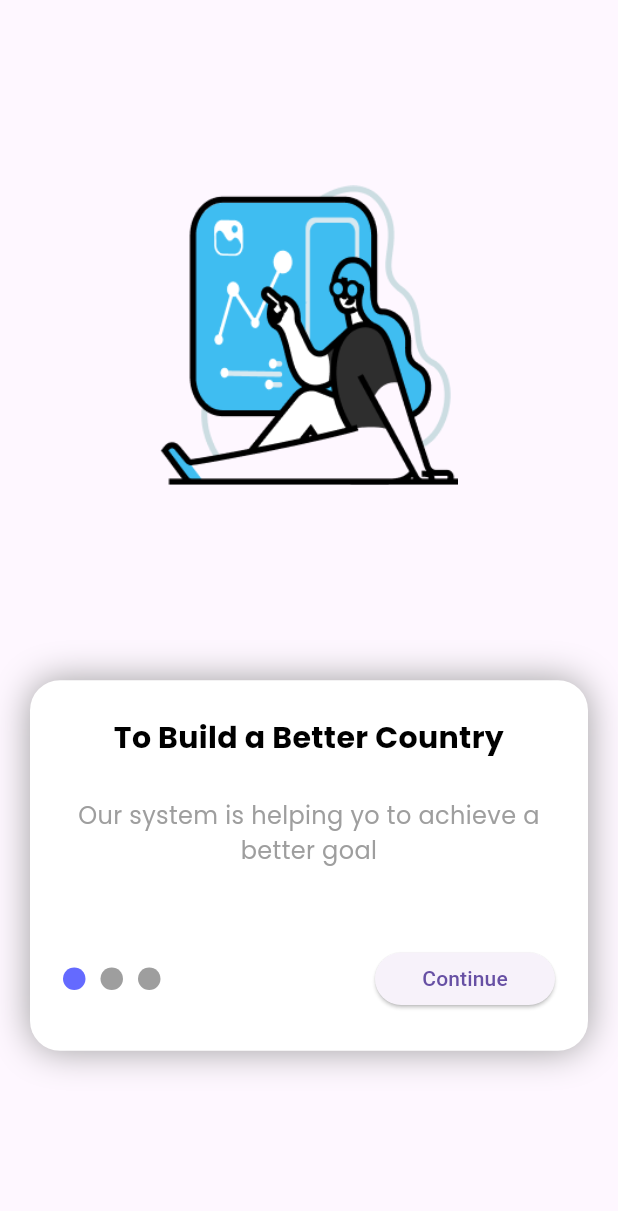
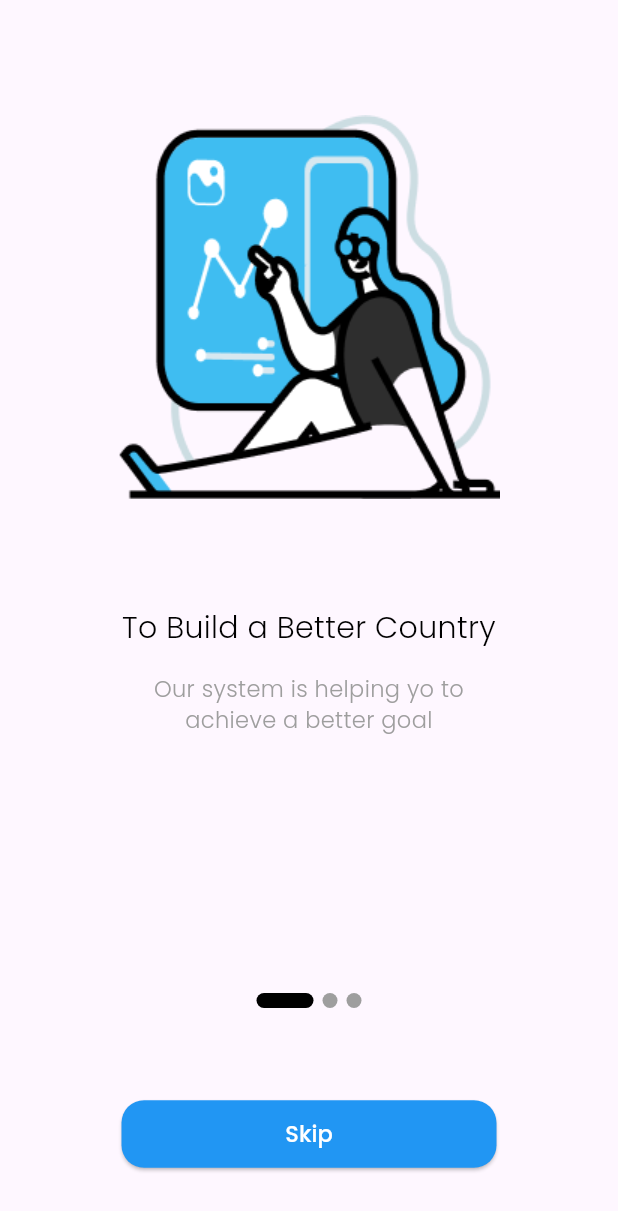
Before and after one commit to Royhan2123/Aplikasi-Mbanking, a Flutter app: the screen it shows after launch, on a phone screen of 412 x 824 dp. Shown: the top 1211 px of the screen. Run offline on Flutter 3.47's test engine with Material 3 defaults, Android fonts, the phone set to English and light mode, and no system bars; drawn by our look-alikes of carousel_slider, smooth_page_indicator; our stand-ins replace animate_do, google_fonts.

Commit message:
add components

```diff
--- /dev/null
+++ b/lib/models/item.dart
@@ -0,0 +1,30 @@
+class Item {
+  final String img;
+  final String title;
+  final String subTitle;
+
+  Item({
+    required this.img,
+    required this.title,
+    required this.subTitle,
+  });
+}
+
+List<Item> listOfItem = [
+  Item(
+    img: "assets/onBoarding1.png",
+    title: "To Build a Better Country",
+    subTitle: "Our system is helping yo to\nachieve a better goal",
+  ),
+  Item(
+    img: "assets/onBoarding2.png",
+    title: "To Build a Good Portfolio",
+    subTitle: "We provide tips for you so that\nyou can adapt easier",
+  ),
+  Item(
+    img: "assets/onBoarding3.png",
+    title: "Start To Feel a New Life",
+    subTitle:
+        "Start exploring the m-banking application\nand send your friends money",
+  ),
+];
--- a/lib/ui/on_boarding.dart
+++ b/lib/ui/on_boarding.dart
@@ -1,6 +1,9 @@
+import 'package:animate_do/animate_do.dart';
+import 'package:aplikasi_mbanking/models/item.dart';
 import 'package:aplikasi_mbanking/style/color/style_color.dart';
-import 'package:carousel_slider/carousel_slider.dart';
+import 'package:aplikasi_mbanking/widget/components.dart';
 import 'package:flutter/material.dart';
+import 'package:smooth_page_indicator/smooth_page_indicator.dart';
 
 class OnBoarding extends StatefulWidget {
   const OnBoarding({super.key});
@@ -11,138 +14,161 @@ class OnBoarding extends StatefulWidget {
 
 class _OnBoardingState extends State<OnBoarding> {
   int currentIndex = 0;
-  CarouselController controller = CarouselController();
 
-  List<String> title = [
-    "To Build a Better Country",
-    "To Build a Good Portfolio",
-    "Start To Feel a New Life"
-  ];
+  PageController pageController = PageController(initialPage: 0);
 
-  List<String> descripsi = [
-    "Our system is helping yo to achieve a better goal",
-    "We provide tips for you so that you can adapt easier",
-    "Our system is helping yo to achieve a better goal"
-  ];
+// CarouselController controller = CarouselController();
+  // List<String> title = [
+  //   "To Build a Better Country",
+  //   "To Build a Good Portfolio",
+  //   "Start To Feel a New Life"
+  // ];
+
+  // List<String> descripsi = [
+  //   "Our system is helping yo to achieve a better goal",
+  //   "We provide tips for you so that you can adapt easier",
+  //   "Our system is helping yo to achieve a better goal"
+  // ];
+
+  @override
+  void dispose() {
+    pageController.dispose();
+    super.dispose();
+  }
+
+  Widget animationDo(
+    int index,
+    int delay,
+    Widget child,
+  ) {
+    if (index == 1) {
+      return FadeInDown(
+        delay: Duration(milliseconds: delay),
+        child: child,
+      );
+    }
+    return FadeInUp(
+      delay: Duration(milliseconds: delay),
+      child: child,
+    );
+  }
 
   @override
   Widget build(BuildContext context) {
+    var size = MediaQuery.of(context).size;
+    var textTheme = Theme.of(context).textTheme;
     return Scaffold(
-      body: Container(
-        margin: const EdgeInsets.all(20),
-        child: Center(
+      body: SizedBox(
+        width: size.width,
+        height: size.height,
+        child: Column(
+          children: [
+            Expanded(
+              flex: 3,
+              child: PageView.builder(
+                controller: pageController,
+                itemCount: listOfItem.length,
+                onPageChanged: (newIndex) {
+                  setState(() {
+                    currentIndex = newIndex;
+                  });
+                },
+                physics: const BouncingScrollPhysics(),
+                itemBuilder: ((context, index) {
+                  return SizedBox(
+                    width: size.width,
+                    height: size.height,
+                    child: Column(
+                      children: [
+                        /// IMG
+                        Container(
+                          margin: const EdgeInsets.fromLTRB(15, 40, 15, 10),
+                          width: size.width,
+                          height: size.height / 2.5,
+                          child: animationDo(
+                            index,
+                            100,
+                            Image.asset(listOfItem[index].img),
+                          ),
+                        ),
+
+                        /// TITLE TEXT
+                        Padding(
+                          padding: const EdgeInsets.only(top: 25, bottom: 15),
+                          child: animationDo(
+                            index,
+                            300,
+                            Text(
+                              listOfItem[index].title,
+                              textAlign: TextAlign.center,
+                              style: blackStyle.copyWith(
+                                  fontSize: 20, fontWeight: FontWeight.w300),
+                            ),
+                          ),
+                        ),
+
+                        /// SUBTITLE TEXT
+                        animationDo(
+                          index,
+                          500,
+                          Text(
+                            listOfItem[index].subTitle,
+                            textAlign: TextAlign.center,
+                            style: greyStyle.copyWith(
+                                fontSize: 15, fontWeight: FontWeight.w300),
+                          ),
+                        ),
+                      ],
+                    ),
+                  );
+                }),
+              ),
+            ),
+
+            /// ---------------------------
+            Expanded(
+              flex: 1,
               child: Column(
                 mainAxisAlignment: MainAxisAlignment.center,
                 children: [
-              CarouselSlider(
-                carouselController: controller,
-                items: [
-                  Image.asset("assets/onBoarding1.png"),
-                  Image.asset("assets/onBoarding2.png"),
-                  Image.asset("assets/onBoarding3.png"),
-                ],
-                options: CarouselOptions(
-                  height: 200,
-                  viewportFraction: 1,
-                  enableInfiniteScroll: false,
-                  onPageChanged: (index, reason) {
+                  /// PAGE INDICATOR
+                  SmoothPageIndicator(
+                    controller: pageController,
+                    count: listOfItem.length,
+                    effect: const ExpandingDotsEffect(
+                      spacing: 6.0,
+                      radius: 10.0,
+                      dotWidth: 10.0,
+                      dotHeight: 10.0,
+                      expansionFactor: 3.8,
+                      dotColor: Colors.grey,
+                      activeDotColor: Colors.black,
+                    ),
+                    onDotClicked: (newIndex) {
                       setState(() {
-                      currentIndex = index;
+                        currentIndex = newIndex;
+                        pageController.animateToPage(newIndex,
+                            duration: const Duration(milliseconds: 500),
+                            curve: Curves.ease);
                       });
                     },
                   ),
-              ),
-              const SizedBox(
-                height: 130,
-              ),
-              Container(
-                padding:
-                    const EdgeInsets.symmetric(horizontal: 22, vertical: 24),
-                decoration: BoxDecoration(
-                  boxShadow: const [
-                    BoxShadow(
-                      color: Colors.grey,
-                      blurRadius: 20,
-                    ),
-                  ],
-                  color: Colors.white,
-                  borderRadius: BorderRadius.circular(20),
-                ),
-                child: Column(
-                  children: [
-                    Text(
-                      title[currentIndex],
-                      textAlign: TextAlign.center,
-                      style: blackStyle.copyWith(
-                        fontSize: 20,
-                        fontWeight: FontWeight.bold,
-                      ),
-                    ),
-                    const SizedBox(
-                      height: 26,
-                    ),
-                    Text(
-                      descripsi[currentIndex],
-                      style: greyStyle.copyWith(
-                        fontSize: 16,
-                      ),
-                      textAlign: TextAlign.center,
-                    ),
-                    SizedBox(
-                      height: currentIndex == 2 ? 50 : 50,
-                    ),
-                    Row(
-                      children: [
-                        Container(
-                          decoration: BoxDecoration(
-                              color: currentIndex == 0
-                                  ? const Color.fromARGB(255, 100, 106, 255)
-                                  : Colors.grey,
-                              shape: BoxShape.circle),
-                          width: 15,
-                          height: 15,
-                        ),
-                        const SizedBox(
-                          width: 10,
-                        ),
-                        Container(
-                          decoration: BoxDecoration(
-                              color: currentIndex == 1
-                                  ? const Color.fromARGB(255, 100, 106, 255)
-                                  : Colors.grey,
-                              shape: BoxShape.circle),
-                          width: 15,
-                          height: 15,
-                        ),
-                        const SizedBox(
-                          width: 10,
-                        ),
-                        Container(
-                          decoration: BoxDecoration(
-                              color: currentIndex == 2
-                                  ? const Color.fromARGB(255, 100, 106, 255)
-                                  : Colors.grey,
-                              shape: BoxShape.circle),
-                          width: 15,
-                          height: 15,
-                        ),
-                        const Expanded(
-                          child: Column(),
-                        ),
-                        ElevatedButton(
-                          style: ElevatedButton.styleFrom(
-                            minimumSize: const Size(120, 35),
-                          ),
-                          onPressed: () {
+                  currentIndex == 2
+
+                      /// GET STARTED BTN
+                      ? GetStartBtn(size: size, textTheme: textTheme)
+
+                      /// SKIP BTN
+                      : SkipBtn(
+                          size: size,
+                          textTheme: textTheme,
+                          onTap: () {
                             setState(() {
-                              controller.nextPage();
+                              pageController.animateToPage(2,
+                                  duration: const Duration(milliseconds: 1000),
+                                  curve: Curves.fastOutSlowIn);
                             });
                           },
-                          child: Text(
-                            currentIndex == 2 ? "Get Started" : "Continue",
-                          ),
-                        ),
-                      ],
                         ),
                 ],
               ),
@@ -150,7 +176,120 @@ class _OnBoardingState extends State<OnBoarding> {
           ],
         ),
       ),
-      ),
     );
   }
 }
+
+              // CarouselSlider(
+              //   carouselController: controller,
+              //   items: [
+              //     Image.asset("assets/onBoarding1.png"),
+              //     Image.asset("assets/onBoarding2.png"),
+              //     Image.asset("assets/onBoarding3.png"),
+              //   ],
+              //   options: CarouselOptions(
+              //     height: 200,
+              //     viewportFraction: 1,
+              //     enableInfiniteScroll: false,
+              //     onPageChanged: (index, reason) {
+              //       setState(() {
+              //         currentIndex = index;
+              //       });
+              //     },
+              //   ),
+              // ),
+              // const SizedBox(
+              //   height: 130,
+              // ),
+              // Container(
+              //   padding:
+              //       const EdgeInsets.symmetric(horizontal: 22, vertical: 24),
+              //   decoration: BoxDecoration(
+              //     boxShadow: const [
+              //       BoxShadow(
+              //         color: Colors.grey,
+              //         blurRadius: 20,
+              //       ),
+              //     ],
+              //     color: Colors.white,
+              //     borderRadius: BorderRadius.circular(20),
+              //   ),
+              //   child: Column(
+              //     children: [
+              //       Text(
+              //         title[currentIndex],
+              //         textAlign: TextAlign.center,
+              //         style: blackStyle.copyWith(
+              //           fontSize: 20,
+              //           fontWeight: FontWeight.bold,
+              //         ),
+              //       ),
+              //       const SizedBox(
+              //         height: 26,
+              //       ),
+              //       Text(
+              //         descripsi[currentIndex],
+              //         style: greyStyle.copyWith(
+              //           fontSize: 16,
+              //         ),
+              //         textAlign: TextAlign.center,
+              //       ),
+              //       SizedBox(
+              //         height: currentIndex == 2 ? 50 : 50,
+              //       ),
+              //       Row(
+              //         children: [
+              //           Container(
+              //             decoration: BoxDecoration(
+              //                 color: currentIndex == 0
+              //                     ? const Color.fromARGB(255, 100, 106, 255)
+              //                     : Colors.grey,
+              //                 shape: BoxShape.circle),
+              //             width: 15,
+              //             height: 15,
+              //           ),
+              //           const SizedBox(
+              //             width: 10,
+              //           ),
+              //           Container(
+              //             decoration: BoxDecoration(
+              //                 color: currentIndex == 1
+              //                     ? const Color.fromARGB(255, 100, 106, 255)
+              //                     : Colors.grey,
+              //                 shape: BoxShape.circle),
+              //             width: 15,
+              //             height: 15,
+              //           ),
+              //           const SizedBox(
+              //             width: 10,
+              //           ),
+              //           Container(
+              //             decoration: BoxDecoration(
+              //                 color: currentIndex == 2
+              //                     ? const Color.fromARGB(255, 100, 106, 255)
+              //                     : Colors.grey,
+              //                 shape: BoxShape.circle),
+              //             width: 15,
+              //             height: 15,
+              //           ),
+              //           const Expanded(
+              //             child: Column(),
+              //           ),
+              //           ElevatedButton(
+              //             style: ElevatedButton.styleFrom(
+              //               minimumSize: const Size(120, 35),
+              //             ),
+              //             onPressed: () {
+              //               setState(() {
+              //                 controller.nextPage();
+              //               });
+              //             },
+              //             child: Text(
+              //               currentIndex == 2 ? "Get Started" : "Continue",
+              //             ),
+              //           ),
+              //         ],
+              //       ),
+              //     ],
+              //   ),
+              // ),
--- /dev/null
+++ b/lib/widget/components.dart
@@ -0,0 +1,111 @@
+import 'package:aplikasi_mbanking/style/color/style_color.dart';
+import 'package:flutter/material.dart';
+
+class GetStartBtn extends StatefulWidget {
+  const GetStartBtn({
+    Key? key,
+    required this.size,
+    required this.textTheme,
+  }) : super(key: key);
+
+  final Size size;
+  final TextTheme textTheme;
+
+  @override
+  State<GetStartBtn> createState() => _GetStartBtnState();
+}
+
+class _GetStartBtnState extends State<GetStartBtn> {
+  bool isLoading = false;
+
+  loadingHandler() {
+    setState(
+      () {
+        isLoading = true;
+        Future.delayed(
+          const Duration(seconds: 2),
+        ).then(
+          (value) {
+            isLoading = false;
+            Navigator.pushNamedAndRemoveUntil(
+                context, "/loginScreen", (route) => false);
+          },
+        );
+      },
+    );
+  }
+
+  @override
+  Widget build(BuildContext context) {
+    return ElevatedButton(
+      style: ElevatedButton.styleFrom(
+        animationDuration: const Duration(seconds: 3),
+        foregroundColor: Colors.purple,
+        backgroundColor: Colors.blue,
+        shape: RoundedRectangleBorder(
+          borderRadius: BorderRadius.circular(15),
+        ),
+        minimumSize: const Size(250, 45),
+      ),
+      onPressed: () {
+        loadingHandler();
+      },
+      child: Center(
+        child: isLoading
+            ? const Center(
+                child: SizedBox(
+                  width: 30,
+                  height: 30,
+                  child: CircularProgressIndicator(
+                    color: Colors.blue,
+                  ),
+                ),
+              )
+            : Text(
+                "Get Started now",
+                style: whiteStyle.copyWith(fontSize: 15),
+              ),
+      ),
+    );
+  }
+}
+
+class SkipBtn extends StatelessWidget {
+  const SkipBtn({
+    Key? key,
+    required this.size,
+    required this.textTheme,
+    required this.onTap,
+  }) : super(key: key);
+
+  final Size size;
+  final TextTheme textTheme;
+  final VoidCallback onTap;
+
+  @override
+  Widget build(BuildContext context) {
+    return Container(
+      margin: const EdgeInsets.only(top: 60),
+      child: ElevatedButton(
+        style: ElevatedButton.styleFrom(
+          animationDuration: const Duration(seconds: 3),
+          foregroundColor: Colors.purple,
+          backgroundColor: Colors.blue,
+          shape: RoundedRectangleBorder(
+            borderRadius: BorderRadius.circular(15),
+          ),
+          minimumSize: const Size(250, 45),
+        ),
+        onPressed: () {
+          onTap();
+        },
+        child: Text(
+          "Skip",
+          style: whiteStyle.copyWith(
+            fontSize: 15,
+          ),
+        ),
+      ),
+    );
+  }
+}
--- a/pubspec.yaml
+++ b/pubspec.yaml
@@ -28,12 +28,13 @@ environment:
 # the latest version available on pub.dev. To see which dependencies have newer
 # versions available, run `flutter pub outdated`.
 dependencies:
+  animate_do: ^3.3.2
   carousel_slider: ^4.2.1
   cupertino_icons: ^1.0.2
   flutter:
     sdk: flutter
   google_fonts: ^6.1.0
-  rive: ^0.12.4
+  smooth_page_indicator: ^1.1.0
 
 dev_dependencies:
   flutter_lints: ^2.0.0
```
Also changed, not shown: pubspec.lock, 3 other files. Lines whose indentation alone changed are shown as unchanged.
